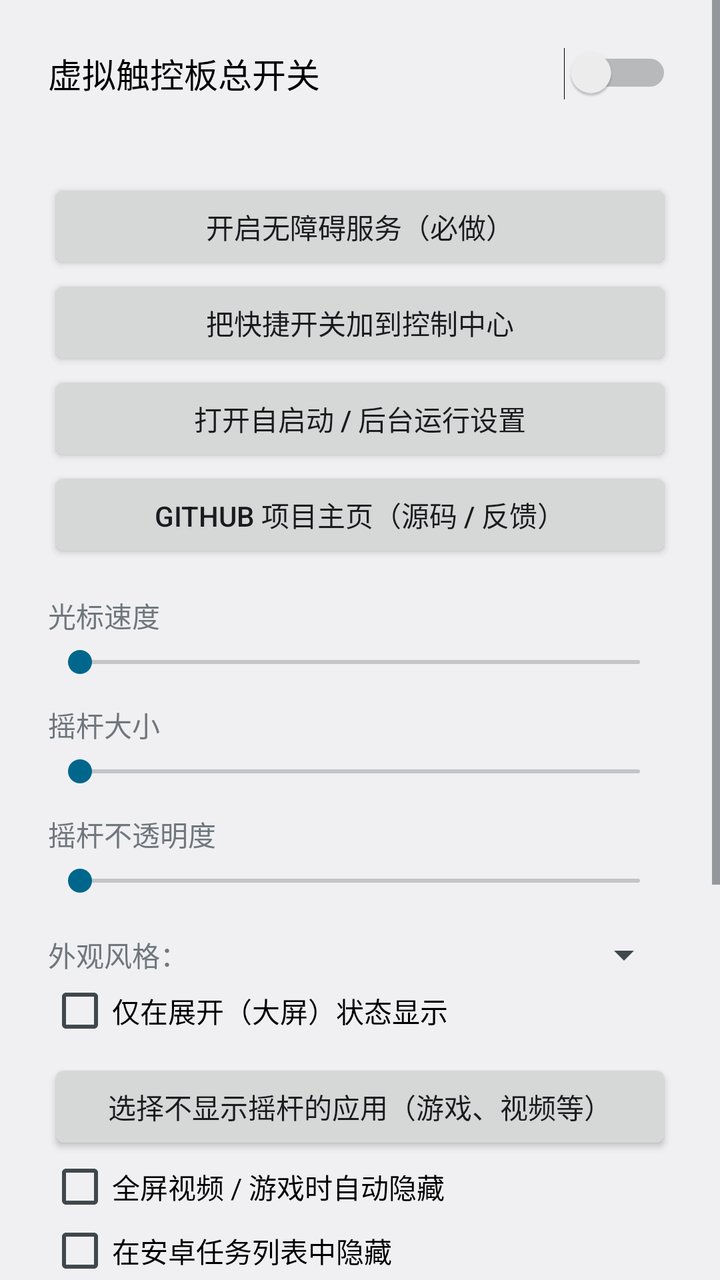
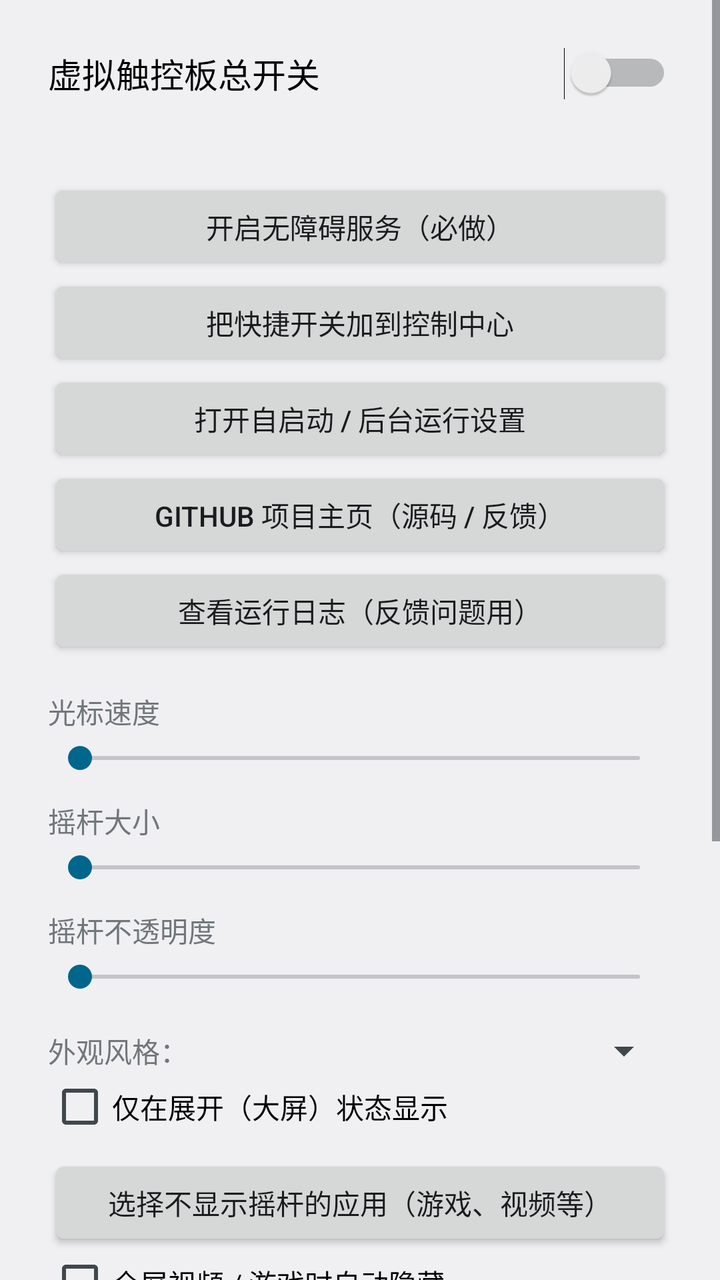

The first picture is an Android layout as it rendered before a commit; the second is the same layout after the commit. The layout source and the unified diff follow.
<!-- AndroidManifest.xml: application theme android:Theme.DeviceDefault.Light.NoActionBar -->
<!-- res/layout/activity_main.xml -->
<?xml version="1.0" encoding="utf-8"?>
<ScrollView xmlns:android="http://schemas.android.com/apk/res/android"
    android:layout_width="match_parent"
    android:layout_height="match_parent"
    android:fitsSystemWindows="true"
    android:clipToPadding="false">

    <LinearLayout
        android:layout_width="match_parent"
        android:layout_height="wrap_content"
        android:orientation="vertical"
        android:padding="24dp">

        <Switch
            android:id="@+id/swMaster"
            android:layout_width="match_parent"
            android:layout_height="wrap_content"
            android:paddingBottom="8dp"
            android:text="虚拟触控板总开关"
            android:textSize="17sp" />

        <TextView
            android:id="@+id/tvStatus"
            android:layout_width="match_parent"
            android:layout_height="wrap_content"
            android:textSize="15sp"
            android:paddingBottom="12dp" />

        <Button
            android:id="@+id/btnSettings"
            android:layout_width="match_parent"
            android:layout_height="wrap_content"
            android:text="开启无障碍服务（必做）" />

        <Button
            android:id="@+id/btnTile"
            android:layout_width="match_parent"
            android:layout_height="wrap_content"
            android:text="把快捷开关加到控制中心" />

        <Button
            android:id="@+id/btnAutostart"
            android:layout_width="match_parent"
            android:layout_height="wrap_content"
            android:text="打开自启动 / 后台运行设置" />

        <Button
            android:id="@+id/btnGithub"
            android:layout_width="match_parent"
            android:layout_height="wrap_content"
            android:text="GitHub 项目主页（源码 / 反馈）" />

        <TextView
            android:layout_width="match_parent"
            android:layout_height="wrap_content"
            android:paddingTop="16dp"
            android:paddingBottom="4dp"
            android:text="光标速度" />

        <SeekBar
            android:id="@+id/sbSpeed"
            android:layout_width="match_parent"
            android:layout_height="wrap_content" />

        <TextView
            android:layout_width="match_parent"
            android:layout_height="wrap_content"
            android:paddingTop="12dp"
            android:paddingBottom="4dp"
            android:text="摇杆大小" />

        <SeekBar
            android:id="@+id/sbSize"
            android:layout_width="match_parent"
            android:layout_height="wrap_content" />

        <TextView
            android:layout_width="match_parent"
            android:layout_height="wrap_content"
            android:paddingTop="12dp"
            android:paddingBottom="4dp"
            android:text="摇杆不透明度" />

        <SeekBar
            android:id="@+id/sbAlpha"
            android:layout_width="match_parent"
            android:layout_height="wrap_content" />

        <LinearLayout
            android:layout_width="match_parent"
            android:layout_height="wrap_content"
            android:layout_marginTop="16dp"
            android:orientation="horizontal"
            android:gravity="center_vertical">

            <TextView
                android:layout_width="wrap_content"
                android:layout_height="wrap_content"
                android:text="外观风格：" />

            <Spinner
                android:id="@+id/spStyle"
                android:layout_width="0dp"
                android:layout_weight="1"
                android:layout_height="wrap_content" />
        </LinearLayout>

        <CheckBox
            android:id="@+id/cbUnfolded"
            android:layout_width="match_parent"
            android:layout_height="wrap_content"
            android:text="仅在展开（大屏）状态显示" />

        <Button
            android:id="@+id/btnHiddenApps"
            android:layout_width="match_parent"
            android:layout_height="wrap_content"
            android:layout_marginTop="8dp"
            android:text="选择不显示摇杆的应用（游戏、视频等）" />

        <CheckBox
            android:id="@+id/cbFullscreen"
            android:layout_width="match_parent"
            android:layout_height="wrap_content"
            android:text="全屏视频 / 游戏时自动隐藏" />

        <CheckBox
            android:id="@+id/cbRecents"
            android:layout_width="match_parent"
            android:layout_height="wrap_content"
            android:text="在安卓任务列表中隐藏" />

        <TextView
            android:layout_width="match_parent"
            android:layout_height="wrap_content"
            android:paddingBottom="4dp"
            android:text="建议先锁定后台，再打开这个隐藏开关。"
            android:textSize="13sp" />

        <TextView
            android:layout_width="match_parent"
            android:layout_height="wrap_content"
            android:paddingTop="20dp"
            android:text="使用说明：拇指在摇杆上滑动＝移动光标；轻点（不移动、0.3 秒内松手）＝单击；按住摇杆中心不动约 0.4 秒再松手＝长按；按住外圈满 3 秒（会有一次轻振）后即可拖动摇杆到新位置；闲置 10 秒摇杆自动滑到屏幕边缘、只露出半个圆，点一下即恢复原位置。锁屏、输入法、通知栏、全屏视频与游戏时自动隐藏。"
            android:textSize="13sp" />

        <TextView
            android:layout_width="match_parent"
            android:layout_height="wrap_content"
            android:paddingTop="12dp"
            android:text="小米 / HyperOS 提示：若「自启动」页打不开，请手动到「设置 → 应用设置 → 应用管理 → 虚拟触控板 → 权限管理」允许「后台弹出界面」，「自启动」打开，「省电策略」设为不限制；再从最近任务里下拉卡片锁定后台，避免服务被杀。"
            android:textSize="13sp" />
    </LinearLayout>
</ScrollView>
<!-- resources referenced by this layout -->
<resources>

</resources>

<!-- the commit's change to res/layout/activity_main.xml (unified diff, before → after) -->
@@ -49,6 +49,12 @@
             android:layout_width="match_parent"
             android:layout_height="wrap_content"
             android:text="GitHub 项目主页（源码 / 反馈）" />
+
+        <Button
+            android:id="@+id/btnLog"
+            android:layout_width="match_parent"
+            android:layout_height="wrap_content"
+            android:text="查看运行日志（反馈问题用）" />
 
         <TextView
             android:layout_width="match_parent"
